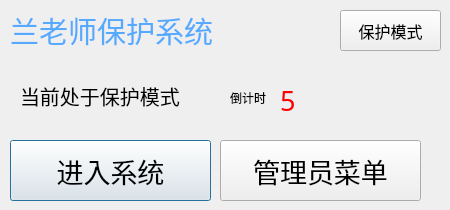
First picture: the form in protectormain.ui, repository DZDcyj/TeacherLanHelper, before the edit.
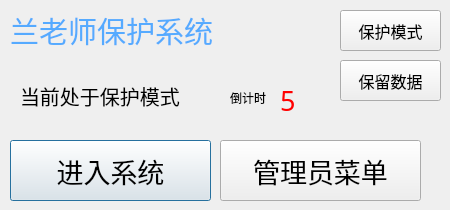
Second picture: the form after the edit. Icons and pictures are not drawn.

```diff
--- a/protectormain.ui
+++ b/protectormain.ui
@@ -149,6 +149,25 @@
     <string>保护模式</string>
    </property>
   </widget>
+  <widget class="QPushButton" name="KeepData">
+   <property name="geometry">
+    <rect>
+     <x>340</x>
+     <y>60</y>
+     <width>101</width>
+     <height>41</height>
+    </rect>
+   </property>
+   <property name="font">
+    <font>
+     <family>宋体</family>
+     <pointsize>12</pointsize>
+    </font>
+   </property>
+   <property name="text">
+    <string>保留数据</string>
+   </property>
+  </widget>
  </widget>
  <resources>
   <include location="pic.qrc"/>
```
